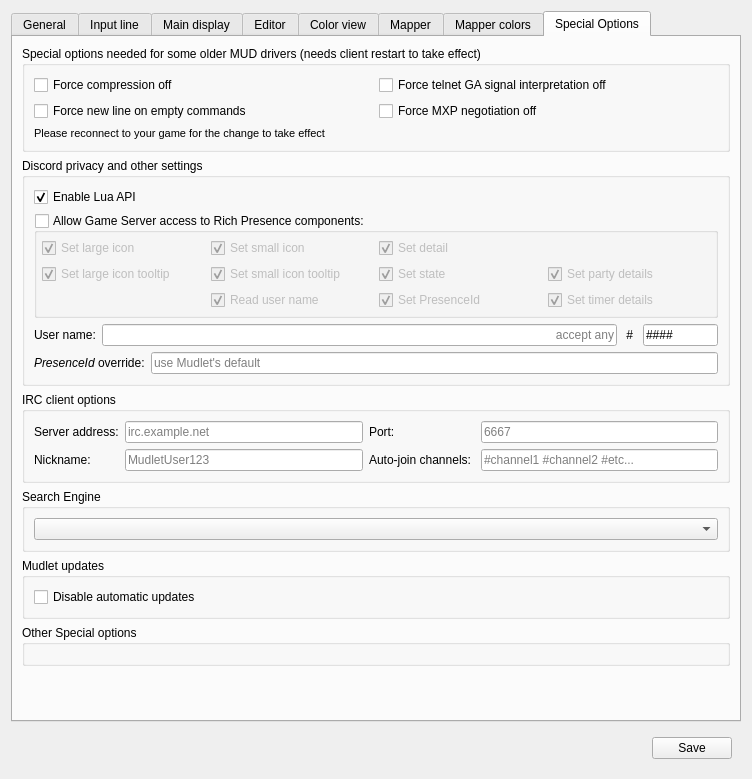
vadi2/Mudlet, file src/ui/profile_preferences.ui: the form before one commit.
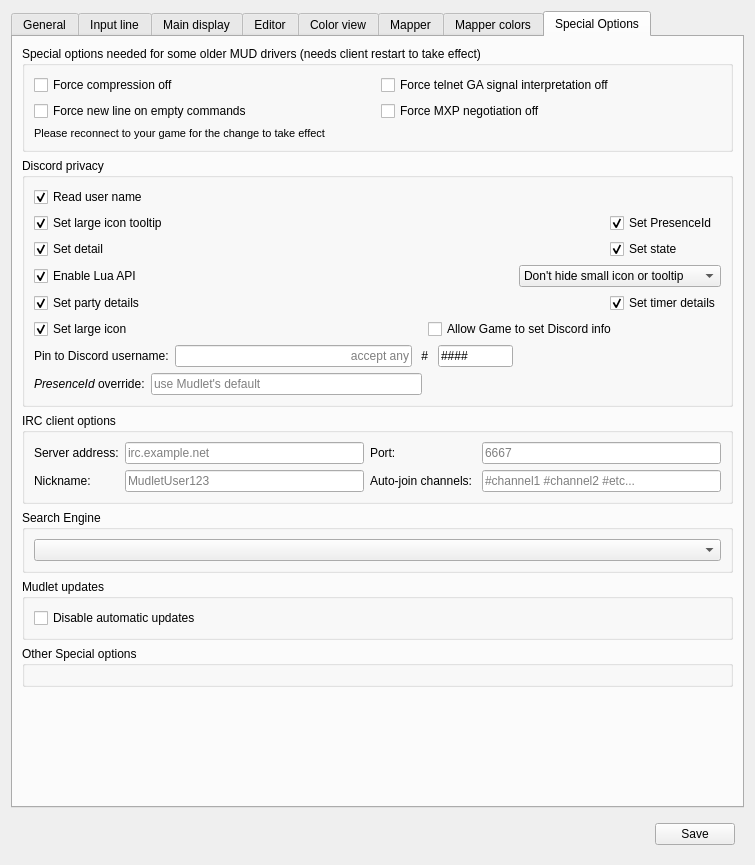
The form after the commit. The open tabs and pages were chosen to show the change. Icons and pictures are not drawn. Custom widgets are drawn as their Qt base class.

Commit message:
Converted out two related options for small text into one
Reduce the checkbox overload on the user and do UI-side validation of no tooltips without the icon

Diff of the .ui file:
```diff
--- a/src/ui/profile_preferences.ui
+++ b/src/ui/profile_preferences.ui
@@ -6,8 +6,8 @@
    <rect>
     <x>0</x>
     <y>0</y>
-    <width>752</width>
-    <height>779</height>
+    <width>755</width>
+    <height>865</height>
    </rect>
   </property>
   <property name="sizePolicy">
@@ -2252,67 +2252,36 @@
        <item>
         <widget class="QGroupBox" name="groupBox_discordPrivacy">
          <property name="title">
-          <string>Discord privacy and other settings</string>
+          <string>Discord privacy</string>
          </property>
-         <layout class="QVBoxLayout" name="verticalLayout_4">
-          <item>
-           <widget class="QCheckBox" name="checkBox_discordLuaAPI">
+         <layout class="QGridLayout" name="gridLayout_2">
+          <item row="7" column="4" colspan="3">
+           <widget class="QCheckBox" name="checkBox_discordServerAccess">
             <property name="text">
-             <string>Enable Lua API</string>
+             <string>Allow Game to set Discord info</string>
             </property>
-            <property name="checked">
-             <bool>true</bool>
-            </property>
            </widget>
           </item>
+          <item row="3" column="5" colspan="2">
+           <widget class="QComboBox" name="comboBox_discordSmallIconPrivacy">
           <item>
-           <widget class="QGroupBox" name="groupBox_discordServerAccess">
-            <property name="title">
-             <string>Allow Game Server access to Rich Presence components:</string>
-            </property>
-            <property name="flat">
-             <bool>false</bool>
-            </property>
-            <property name="checkable">
-             <bool>true</bool>
-            </property>
-            <property name="checked">
-             <bool>false</bool>
-            </property>
-            <layout class="QGridLayout" name="gridLayout_16">
-             <property name="leftMargin">
-              <number>5</number>
-             </property>
-             <property name="topMargin">
-              <number>5</number>
-             </property>
-             <property name="rightMargin">
-              <number>5</number>
-             </property>
-             <property name="bottomMargin">
-              <number>5</number>
-             </property>
-             <item row="0" column="0">
-              <widget class="QCheckBox" name="checkBox_discordServerAccessToLargeIcon">
+             <property name="text">
+              <string>Don't hide small icon or tooltip</string>
+             </property>
+            </item>
+            <item>
                <property name="text">
-                <string>Set large icon</string>
-               </property>
-               <property name="checked">
-                <bool>true</bool>
-               </property>
-              </widget>
-             </item>
-             <item row="0" column="1">
-              <widget class="QCheckBox" name="checkBox_discordServerAccessToSmallIcon">
+              <string>Hide small icon</string>
+             </property>
+            </item>
+            <item>
                <property name="text">
-                <string>Set small icon</string>
-               </property>
-               <property name="checked">
-                <bool>true</bool>
-               </property>
-              </widget>
-             </item>
-             <item row="0" column="2">
+              <string>Hide small icon and tooltip</string>
+             </property>
+            </item>
+           </widget>
+          </item>
+          <item row="2" column="0">
               <widget class="QCheckBox" name="checkBox_discordServerAccessToDetail">
                <property name="text">
                 <string>Set detail</string>
@@ -2322,47 +2291,54 @@
                </property>
               </widget>
              </item>
-             <item row="1" column="0">
-              <widget class="QCheckBox" name="checkBox_discordServerAccessToLargeIconText">
-               <property name="text">
-                <string>Set large icon tooltip</string>
-               </property>
-               <property name="checked">
-                <bool>true</bool>
-               </property>
-              </widget>
-             </item>
-             <item row="1" column="1">
-              <widget class="QCheckBox" name="checkBox_discordServerAccessToSmallIconText">
-               <property name="text">
-                <string>Set small icon tooltip</string>
-               </property>
-               <property name="checked">
-                <bool>true</bool>
-               </property>
-              </widget>
-             </item>
-             <item row="1" column="2">
-              <widget class="QCheckBox" name="checkBox_discordServerAccessToState">
+          <item row="9" column="0" colspan="4">
+           <widget class="QWidget" name="widget_discordPresenceOverride" native="true">
+            <layout class="QHBoxLayout" name="horizontalLayout_4">
+             <property name="leftMargin">
+              <number>0</number>
+             </property>
+             <property name="topMargin">
+              <number>0</number>
+             </property>
+             <property name="rightMargin">
+              <number>0</number>
+             </property>
+             <property name="bottomMargin">
+              <number>0</number>
+             </property>
+             <item>
+              <widget class="QLabel" name="label_discordPresenceOverride">
                <property name="text">
-                <string>Set state</string>
+                <string>&lt;html&gt;&lt;head/&gt;&lt;body&gt;&lt;p&gt;&lt;i&gt;PresenceId&lt;/i&gt; override:&lt;/p&gt;&lt;/body&gt;&lt;/html&gt;</string>
                </property>
-               <property name="checked">
-                <bool>true</bool>
+               <property name="buddy">
+                <cstring>lineEdit_presenceIdOverride</cstring>
                </property>
               </widget>
              </item>
-             <item row="1" column="3">
-              <widget class="QCheckBox" name="checkBox_discordServerAccessToPartyInfo">
-               <property name="text">
-                <string>Set party details</string>
+             <item>
+              <widget class="QLineEdit" name="lineEdit_presenceIdOverride">
+               <property name="inputMethodHints">
+                <set>Qt::ImhNoPredictiveText|Qt::ImhPreferNumbers</set>
                </property>
-               <property name="checked">
+               <property name="maxLength">
+                <number>20</number>
+               </property>
+               <property name="alignment">
+                <set>Qt::AlignLeading|Qt::AlignLeft|Qt::AlignVCenter</set>
+               </property>
+               <property name="placeholderText">
+                <string>use Mudlet's default</string>
+               </property>
+               <property name="clearButtonEnabled">
                 <bool>true</bool>
                </property>
               </widget>
              </item>
-             <item row="2" column="1">
+            </layout>
+           </widget>
+          </item>
+          <item row="0" column="0">
               <widget class="QCheckBox" name="checkBox_discordServerAccessToUserName">
                <property name="text">
                 <string>Read user name</string>
@@ -2372,7 +2348,37 @@
                </property>
               </widget>
              </item>
-             <item row="2" column="2">
+          <item row="7" column="0">
+           <widget class="QCheckBox" name="checkBox_discordServerAccessToLargeIcon">
+            <property name="text">
+             <string>Set large icon</string>
+            </property>
+            <property name="checked">
+             <bool>true</bool>
+            </property>
+           </widget>
+          </item>
+          <item row="1" column="0" colspan="2">
+           <widget class="QCheckBox" name="checkBox_discordServerAccessToLargeIconText">
+            <property name="text">
+             <string>Set large icon tooltip</string>
+            </property>
+            <property name="checked">
+             <bool>true</bool>
+            </property>
+           </widget>
+          </item>
+          <item row="3" column="0">
+           <widget class="QCheckBox" name="checkBox_discordLuaAPI">
+            <property name="text">
+             <string>Enable Lua API</string>
+            </property>
+            <property name="checked">
+             <bool>true</bool>
+            </property>
+           </widget>
+          </item>
+          <item row="1" column="6">
               <widget class="QCheckBox" name="checkBox_discordPresenceIsServerSettable">
                <property name="text">
                 <string>Set PresenceId</string>
@@ -2382,20 +2388,17 @@
                </property>
               </widget>
              </item>
-             <item row="2" column="3">
-              <widget class="QCheckBox" name="checkBox_discordServerAccessToTimerInfo">
+          <item row="2" column="6">
+           <widget class="QCheckBox" name="checkBox_discordServerAccessToState">
                <property name="text">
-                <string>Set timer details</string>
+             <string>Set state</string>
                </property>
                <property name="checked">
                 <bool>true</bool>
                </property>
               </widget>
              </item>
-            </layout>
-           </widget>
-          </item>
-          <item>
+          <item row="8" column="0" colspan="5">
            <widget class="QWidget" name="widget_discordUser" native="true">
             <property name="enabled">
              <bool>true</bool>
@@ -2416,7 +2419,7 @@
              <item>
               <widget class="QLabel" name="label_discordUserName">
                <property name="text">
-                <string>User name:</string>
+                <string>Pin to Discord username:</string>
                </property>
               </widget>
              </item>
@@ -2465,51 +2468,24 @@
             </layout>
            </widget>
           </item>
-          <item>
-           <widget class="QWidget" name="widget_discordPresenceOverride" native="true">
-            <layout class="QHBoxLayout" name="horizontalLayout_4">
-             <property name="leftMargin">
-              <number>0</number>
-             </property>
-             <property name="topMargin">
-              <number>0</number>
-             </property>
-             <property name="rightMargin">
-              <number>0</number>
-             </property>
-             <property name="bottomMargin">
-              <number>0</number>
-             </property>
-             <item>
-              <widget class="QLabel" name="label_discordPresenceOverride">
+          <item row="4" column="0">
+           <widget class="QCheckBox" name="checkBox_discordServerAccessToPartyInfo">
                <property name="text">
-                <string>&lt;html&gt;&lt;head/&gt;&lt;body&gt;&lt;p&gt;&lt;i&gt;PresenceId&lt;/i&gt; override:&lt;/p&gt;&lt;/body&gt;&lt;/html&gt;</string>
-               </property>
-               <property name="buddy">
-                <cstring>lineEdit_presenceIdOverride</cstring>
+             <string>Set party details</string>
+            </property>
+            <property name="checked">
+             <bool>true</bool>
                </property>
               </widget>
              </item>
-             <item>
-              <widget class="QLineEdit" name="lineEdit_presenceIdOverride">
-               <property name="inputMethodHints">
-                <set>Qt::ImhNoPredictiveText|Qt::ImhPreferNumbers</set>
-               </property>
-               <property name="maxLength">
-                <number>20</number>
-               </property>
-               <property name="alignment">
-                <set>Qt::AlignLeading|Qt::AlignLeft|Qt::AlignVCenter</set>
-               </property>
-               <property name="placeholderText">
-                <string>use Mudlet's default</string>
-               </property>
-               <property name="clearButtonEnabled">
+          <item row="4" column="6">
+           <widget class="QCheckBox" name="checkBox_discordServerAccessToTimerInfo">
+            <property name="text">
+             <string>Set timer details</string>
+            </property>
+            <property name="checked">
                 <bool>true</bool>
                </property>
-              </widget>
-             </item>
-            </layout>
            </widget>
           </item>
          </layout>
```
Left out of the diff: 2 changed lines with no effect on the pictures. Lines whose indentation alone changed are shown as unchanged. The commit also changes 1 other file.
